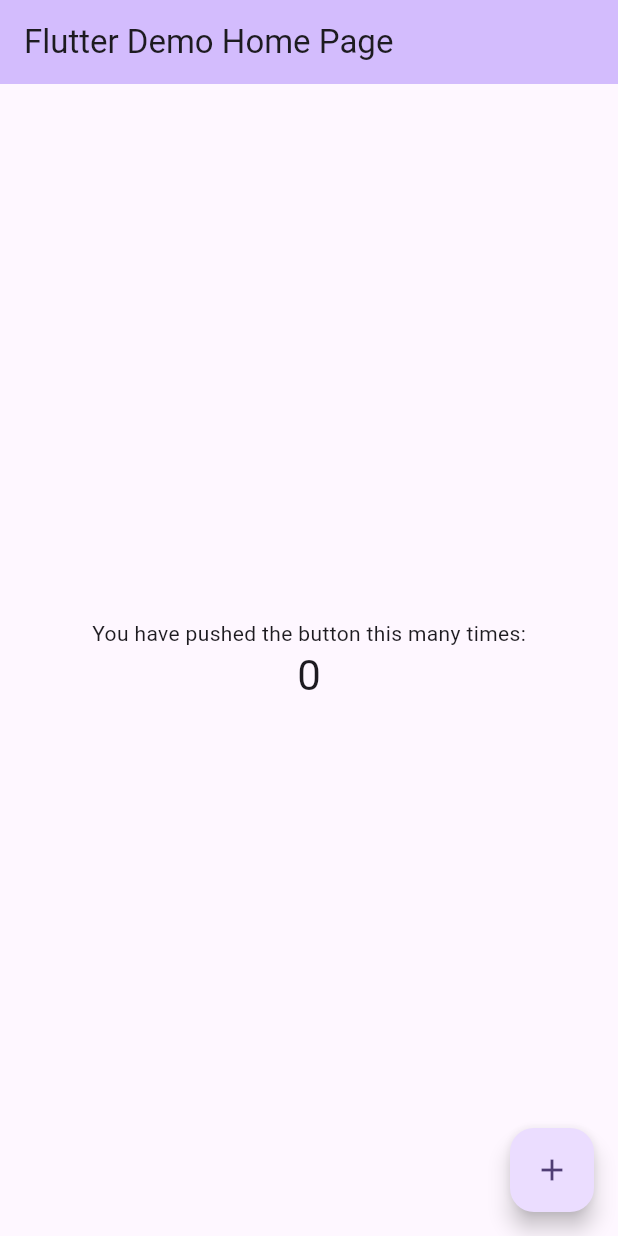
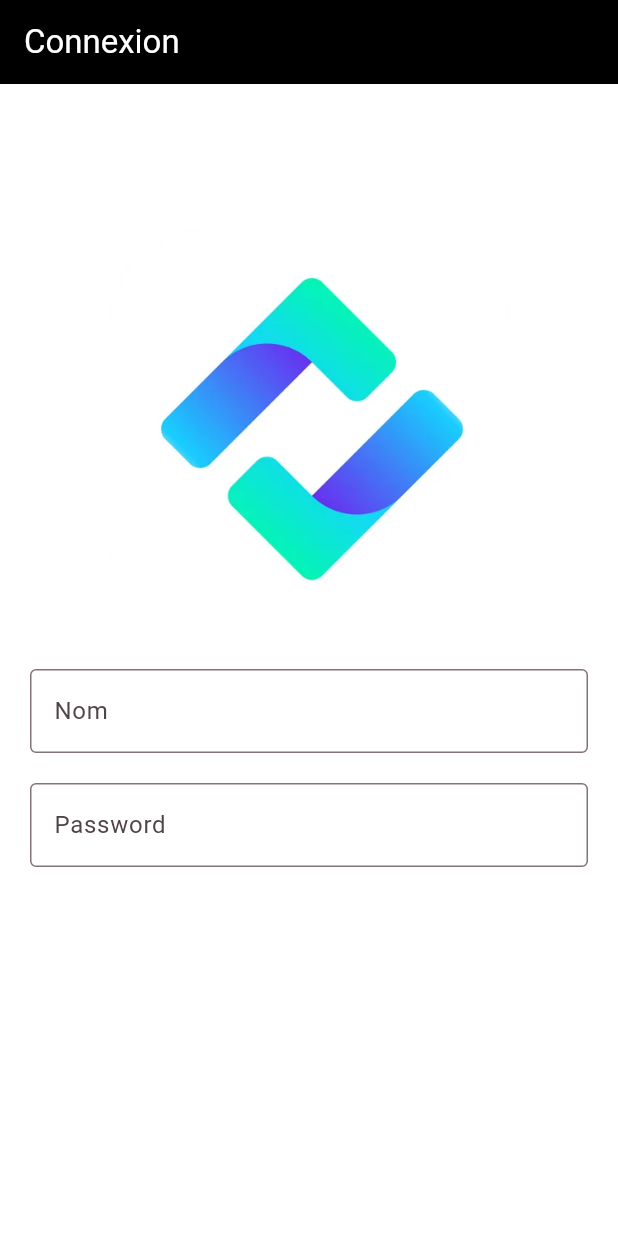
Before and after one commit to 2147037/A24-4205N6-TP1-KangSeojin, a Flutter app: the screen it shows after launch, on a phone screen of 412 x 824 dp. Run offline on Flutter 3.47's test engine with Material 3 defaults, Android fonts, the phone set to English and light mode, and no system bars.

Commit message:
FCT : Ajout de la page Connexion
- Ajout du logo
- Ajout des input (nom, mot de passe)

```diff
--- a/tp/lib/main.dart
+++ b/tp/lib/main.dart
@@ -13,22 +13,7 @@ class MyApp extends StatelessWidget {
     return MaterialApp(
       title: 'Flutter Demo',
       theme: ThemeData(
-        // This is the theme of your application.
-        //
-        // TRY THIS: Try running your application with "flutter run". You'll see
-        // the application has a purple toolbar. Then, without quitting the app,
-        // try changing the seedColor in the colorScheme below to Colors.green
-        // and then invoke "hot reload" (save your changes or press the "hot
-        // reload" button in a Flutter-supported IDE, or press "r" if you used
-        // the command line to start the app).
-        //
-        // Notice that the counter didn't reset back to zero; the application
-        // state is not lost during the reload. To reset the state, use hot
-        // restart instead.
-        //
-        // This works for code too, not just values: Most code changes can be
-        // tested with just a hot reload.
-        colorScheme: ColorScheme.fromSeed(seedColor: Colors.deepPurple),
+        colorScheme: ColorScheme.fromSeed(seedColor: Colors.black),
         useMaterial3: true,
       ),
       home: const MyHomePage(title: 'Flutter Demo Home Page'),
@@ -38,18 +23,7 @@ class MyApp extends StatelessWidget {
 
 class MyHomePage extends StatefulWidget {
   const MyHomePage({super.key, required this.title});
-
-  // This widget is the home page of your application. It is stateful, meaning
-  // that it has a State object (defined below) that contains fields that affect
-  // how it looks.
-
-  // This class is the configuration for the state. It holds the values (in this
-  // case the title) provided by the parent (in this case the App widget) and
-  // used by the build method of the State. Fields in a Widget subclass are
-  // always marked "final".
-
   final String title;
-
   @override
   State<MyHomePage> createState() => _MyHomePageState();
 }
@@ -59,11 +33,6 @@ class _MyHomePageState extends State<MyHomePage> {
 
   void _incrementCounter() {
     setState(() {
-      // This call to setState tells the Flutter framework that something has
-      // changed in this State, which causes it to rerun the build method below
-      // so that the display can reflect the updated values. If we changed
-      // _counter without calling setState(), then the build method would not be
-      // called again, and so nothing would appear to happen.
       _counter++;
     });
   }
@@ -78,48 +47,49 @@ class _MyHomePageState extends State<MyHomePage> {
     // than having to individually change instances of widgets.
     return Scaffold(
       appBar: AppBar(
-        // TRY THIS: Try changing the color here to a specific color (to
-        // Colors.amber, perhaps?) and trigger a hot reload to see the AppBar
-        // change color while the other colors stay the same.
-        backgroundColor: Theme.of(context).colorScheme.inversePrimary,
-        // Here we take the value from the MyHomePage object that was created by
-        // the App.build method, and use it to set our appbar title.
-        title: Text(widget.title),
+        backgroundColor: Colors.black,
+        title: Text('Connexion', style: TextStyle(color: Colors.white),),
       ),
-      body: Center(
-        // Center is a layout widget. It takes a single child and positions it
-        // in the middle of the parent.
-        child: Column(
-          // Column is also a layout widget. It takes a list of children and
-          // arranges them vertically. By default, it sizes itself to fit its
-          // children horizontally, and tries to be as tall as its parent.
-          //
-          // Column has various properties to control how it sizes itself and
-          // how it positions its children. Here we use mainAxisAlignment to
-          // center the children vertically; the main axis here is the vertical
-          // axis because Columns are vertical (the cross axis would be
-          // horizontal).
-          //
-          // TRY THIS: Invoke "debug painting" (choose the "Toggle Debug Paint"
-          // action in the IDE, or press "p" in the console), to see the
-          // wireframe for each widget.
-          mainAxisAlignment: MainAxisAlignment.center,
+      body: Container(
+        color: Colors.white,
+        child: ListView(
           children: <Widget>[
-            const Text(
-              'You have pushed the button this many times:',
+            Container(
+              height: 80,
             ),
-            Text(
-              '$_counter',
-              style: Theme.of(context).textTheme.headlineMedium,
+            Container(
+              height: 300,
+              width: 400,
+              padding: EdgeInsets.all(10),
+              decoration: BoxDecoration(
+                borderRadius: BorderRadius.circular(200)
+              ),
+              child: Center(
+                child: Image.asset('asset/images/Logo.png'),
+              ),
+            ),
+            Padding(
+              padding: const EdgeInsets.fromLTRB(20,10,20,10),
+              child: TextField(
+                decoration: InputDecoration(
+                  border: OutlineInputBorder(),
+                  hintText: 'Nom'
+                ),
+              ),
+            ),
+            Padding(
+              padding: const EdgeInsets.fromLTRB(20,10,20,10),
+              child: TextField(
+                obscureText: true,
+                decoration: InputDecoration(
+                    border: OutlineInputBorder(),
+                    hintText: 'Password'
+                ),
+              ),
             ),
           ],
         ),
       ),
-      floatingActionButton: FloatingActionButton(
-        onPressed: _incrementCounter,
-        tooltip: 'Increment',
-        child: const Icon(Icons.add),
-      ), // This trailing comma makes auto-formatting nicer for build methods.
     );
   }
 }
--- a/tp/pubspec.yaml
+++ b/tp/pubspec.yaml
@@ -59,8 +59,8 @@ flutter:
   uses-material-design: true
 
   # To add assets to your application, add an assets section, like this:
-  # assets:
-  #   - images/a_dot_burr.jpeg
+  assets:
+    - asset/images/
   #   - images/a_dot_ham.jpeg
 
   # An image asset can refer to one or more resolution-specific "variants", see
```
Also changed, not shown: tp/asset/images/Logo.png (added).
